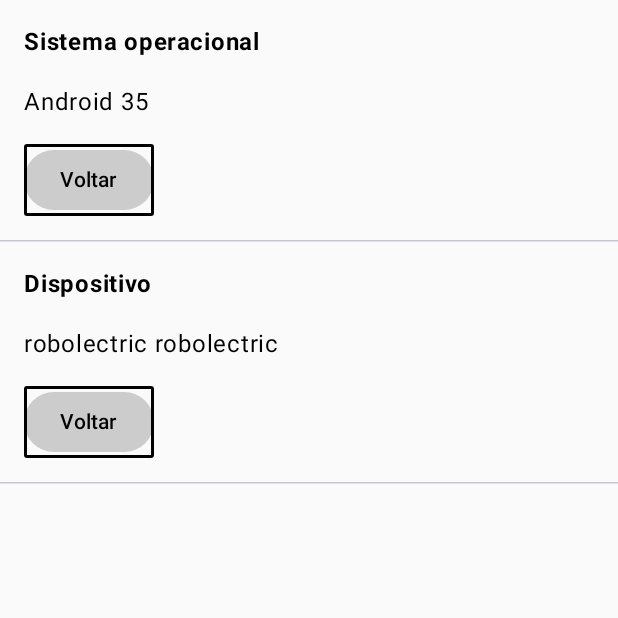
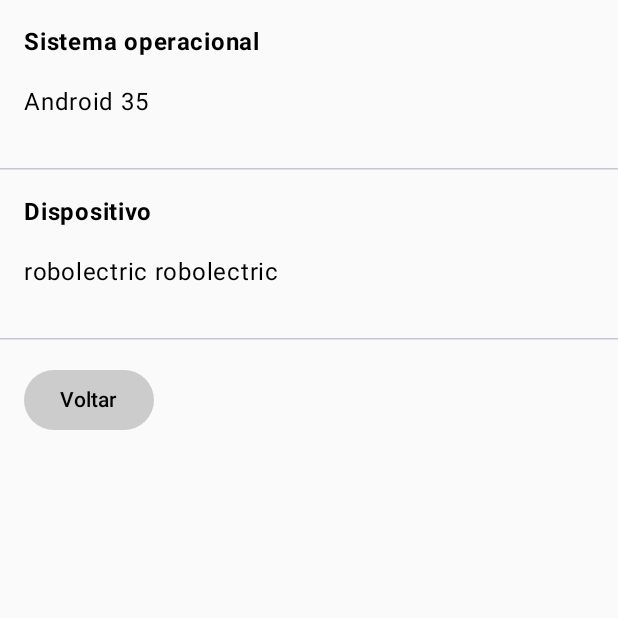
Before and after one commit to willmoreira/BreakingNews, an Android app built with Jetpack Compose: the AboutScreen screen opened through its navigation route, on a phone screen of 412 x 824 dp, the top half of it. Run offline under Robolectric (Android 15) with nearby library versions, the phone set to English and light mode, and no system bars; our stand-ins replace Compose Multiplatform resources; 3 statements that could not run were skipped.

Commit message:
implement DS component

```diff
--- a/composeApp/build.gradle.kts
+++ b/composeApp/build.gradle.kts
@@ -41,6 +41,7 @@ kotlin {
             implementation(compose.components.uiToolingPreview)
             implementation(libs.androidx.lifecycle.viewmodel)
             implementation(libs.androidx.lifecycle.runtimeCompose)
+            implementation(compose.materialIconsExtended)
 
             // Coil
             implementation(libs.landscapist.coil3)
--- a/composeApp/src/commonMain/kotlin/com/course/breakingnews/features/about/AboutScreen.kt
+++ b/composeApp/src/commonMain/kotlin/com/course/breakingnews/features/about/AboutScreen.kt
@@ -1,14 +1,15 @@
 package com.course.breakingnews.features.about
 
-import androidx.compose.foundation.border
 import androidx.compose.foundation.layout.Column
+import androidx.compose.foundation.layout.Row
 import androidx.compose.foundation.layout.Spacer
+import androidx.compose.foundation.layout.asPaddingValues
 import androidx.compose.foundation.layout.fillMaxSize
 import androidx.compose.foundation.layout.height
 import androidx.compose.foundation.layout.padding
+import androidx.compose.foundation.layout.systemBars
 import androidx.compose.foundation.lazy.LazyColumn
 import androidx.compose.foundation.lazy.items
-import androidx.compose.foundation.shape.RoundedCornerShape
 import androidx.compose.material3.Button
 import androidx.compose.material3.ButtonDefaults
 import androidx.compose.material3.HorizontalDivider
@@ -24,13 +25,35 @@ import com.course.breakingnews.platform.Platform
 fun AboutScreen(
     onBackPressed: () -> Unit
 ) {
-    LazyColumn(modifier = Modifier.fillMaxSize()) {
+    LazyColumn(
+        modifier = Modifier
+            .fillMaxSize()
+            .padding(androidx.compose.foundation.layout.WindowInsets.systemBars.asPaddingValues())
+        ) {
         items(makeItems()) { item ->
             AboutComponent(
                 title = item.first,
                 subTitle = item.second,
-                onBackPressed = onBackPressed
             )
+        }
+
+        item {
+            Row(
+                modifier = Modifier
+                    .padding(16.dp)
+            ) {
+                Button(
+                    colors = ButtonDefaults.buttonColors(
+                        containerColor =  Color.LightGray,
+                        contentColor = Color.Black
+                    ),
+                    onClick = {
+                        onBackPressed.invoke()
+                    }
+                ) {
+                    Text("Voltar")
+                }
+            }
         }
     }
 }
@@ -38,11 +61,11 @@ fun AboutScreen(
 @Composable
 private fun AboutComponent(
     title: String,
-    subTitle: String,
-    onBackPressed: () -> Unit
+    subTitle: String
 ) {
 
     Column (modifier = Modifier.padding(16.dp)) {
+
         Text(
             text = title,
             fontWeight = FontWeight.Bold,
@@ -58,22 +81,7 @@ private fun AboutComponent(
 
         Spacer(modifier = Modifier.height(16.dp))
 
-        Button(
-            colors = ButtonDefaults.buttonColors(
-                containerColor =  Color.LightGray,
-                contentColor = Color.Black
-            ),
-            onClick = {
-                onBackPressed.invoke()
-            },
-            modifier =  Modifier.border(
-                width = 2.dp,
-                color = Color.Black,
-                shape = RoundedCornerShape(2.dp)
-            )
-        ) {
-            Text("Voltar")
-        }
+
     }
 
     HorizontalDivider()
--- a/composeApp/src/commonMain/kotlin/com/course/breakingnews/features/home/HomeScreen.kt
+++ b/composeApp/src/commonMain/kotlin/com/course/breakingnews/features/home/HomeScreen.kt
@@ -1,42 +1,78 @@
 package com.course.breakingnews.features.home
 
-import androidx.compose.foundation.border
 import androidx.compose.foundation.layout.Column
-import androidx.compose.foundation.layout.Spacer
 import androidx.compose.foundation.layout.fillMaxSize
-import androidx.compose.foundation.layout.height
-import androidx.compose.foundation.shape.RoundedCornerShape
-import androidx.compose.material3.Button
-import androidx.compose.material3.ButtonDefaults
+import androidx.compose.foundation.layout.padding
+import androidx.compose.material3.Scaffold
 import androidx.compose.material3.Text
 import androidx.compose.runtime.Composable
 import androidx.compose.ui.Alignment
 import androidx.compose.ui.Modifier
 import androidx.compose.ui.graphics.Color
+import androidx.compose.ui.text.font.FontStyle
+import androidx.compose.ui.text.font.FontWeight
+import androidx.compose.ui.text.style.TextAlign
 import androidx.compose.ui.unit.dp
+import androidx.compose.ui.unit.sp
+import com.course.breakingnews.ui.card.BreakingNewsCard
+import com.course.breakingnews.ui.top.BreakingNewsTopBar
+
 
 @Composable
 fun HomeScreen(
-    navigateToAboutScreen: () -> Unit
+    navigateToAboutScreen: () -> Unit,
+    navigateToDetailsScreen: () -> Unit
 ) {
-    Column(Modifier.fillMaxSize(), horizontalAlignment = Alignment.CenterHorizontally) {
-        Spacer(modifier = Modifier.height(64.dp))
+    HomeContent(
+        navigateToAboutScreen = navigateToAboutScreen,
+        navigateToDetailsScreen = navigateToDetailsScreen
+    )
+}
 
-        Button(
-            colors = ButtonDefaults.buttonColors(
-                containerColor =  Color.LightGray,
-                contentColor = Color.Black
-            ),
-            onClick = {
-                navigateToAboutScreen.invoke()
-            },
-            modifier =  Modifier.border(
-                width = 2.dp,
-                color = Color.Black,
-                shape = RoundedCornerShape(2.dp)
-            )
-        ) {
-                Text("Navegar")
+@Composable
+fun HomeContent(
+    navigateToAboutScreen: () -> Unit,
+    navigateToDetailsScreen: () -> Unit
+) {
+
+    Scaffold(
+        modifier = Modifier.fillMaxSize(),
+        contentColor = Color.White,
+        topBar = {
+            BreakingNewsTopBar(onClick = { navigateToAboutScreen.invoke() })
+        },
+        content = {paddingValues ->
+            Column(
+                modifier = Modifier
+                    .fillMaxSize()
+                    .padding(paddingValues),
+                horizontalAlignment = Alignment.Start
+            ) {
+
+                Text(
+                    modifier = Modifier.padding(16.dp),
+                    text = "BreakingNews",
+                    fontSize = 24.sp,
+                    fontStyle = FontStyle.Normal,
+                    fontWeight = FontWeight.Bold,
+                    color = Color.Black,
+                    textAlign = TextAlign.Start
+                )
+
+                BreakingNewsCard(
+                    title = "aqui aqui aqiu",
+                    author = "William Moreira",
+                    date = "9 de abril de 2025",
+                    onClick = { navigateToDetailsScreen.invoke() }
+                )
+
+                BreakingNewsCard(
+                    title = "aqui aqui aqiu",
+                    author = "William Moreira",
+                    date = "9 de abril de 2025",
+                    onClick = { navigateToDetailsScreen.invoke() }
+                )
+            }
         }
-    }
+    )
 }
--- a/composeApp/src/commonMain/kotlin/com/course/breakingnews/navigation/main/HomeNavHost.kt
+++ b/composeApp/src/commonMain/kotlin/com/course/breakingnews/navigation/main/HomeNavHost.kt
@@ -7,6 +7,7 @@ import androidx.navigation.compose.NavHost
 import androidx.navigation.compose.composable
 import com.course.breakingnews.features.about.AboutScreen
 import com.course.breakingnews.features.home.HomeScreen
+import com.course.breakingnews.features.details.DetailsScreen
 import com.course.breakingnews.navigation.routes.HomeRoutes
 import com.course.breakingnews.navigation.routes.HomeRoutes.About
 
@@ -30,10 +31,21 @@ fun HomeNavHost(
 
         composable<HomeRoutes.Home> {
             HomeScreen(
+                navigateToDetailsScreen = {
+                    navHostController.navigate(HomeRoutes.Details)
+                },
                 navigateToAboutScreen = {
                     navHostController.navigate(About)
                 }
             )
         }
+
+        composable<HomeRoutes.Details> {
+            DetailsScreen(
+                onBackPressed = {
+                    navHostController.popBackStack()
+                }
+            )
+        }
     }
 }
--- /dev/null
+++ b/composeApp/src/commonMain/kotlin/com/course/breakingnews/ui/top/BreakingNewsTopBar.kt
@@ -0,0 +1,52 @@
+package com.course.breakingnews.ui.top
+
+import androidx.compose.foundation.Image
+import androidx.compose.foundation.clickable
+import androidx.compose.foundation.layout.Box
+import androidx.compose.foundation.layout.Row
+import androidx.compose.foundation.layout.fillMaxWidth
+import androidx.compose.foundation.layout.height
+import androidx.compose.foundation.layout.padding
+import androidx.compose.material.icons.Icons
+import androidx.compose.material.icons.filled.Settings
+import androidx.compose.material3.Icon
+import androidx.compose.runtime.Composable
+import androidx.compose.ui.Alignment
+import androidx.compose.ui.Modifier
+import androidx.compose.ui.graphics.Color
+import androidx.compose.ui.unit.dp
+import breakingnews.composeapp.generated.resources.Res
+import breakingnews.composeapp.generated.resources.breaking_news_logo
+import org.jetbrains.compose.resources.painterResource
+
+@Composable
+fun BreakingNewsTopBar(
+    modifier: Modifier = Modifier,
+    onClick: () -> Unit
+) {
+    Box(
+        modifier = modifier
+            .fillMaxWidth()
+            .padding(32.dp)
+            .height(56.dp)
+    ) {
+        Image(
+            painter = painterResource(Res.drawable.breaking_news_logo),
+            contentDescription =  null,
+            modifier = modifier.align(Alignment.Center).height(56.dp)
+        )
+
+        Row(
+            modifier = modifier
+                .padding(start = 16.dp, end = 16.dp)
+                .align(Alignment.CenterEnd)
+                .clickable { onClick.invoke() }
+        ) {
+            Icon(
+                imageVector = Icons.Filled.Settings,
+                contentDescription = null,
+                tint = Color.Black
+            )
+        }
+    }
+}
```
Also changed, not shown: composeApp/src/androidMain/kotlin/com/course/breakingnews/main/MainActivity.kt (+36 -0 lines), composeApp/src/commonMain/kotlin/com/course/breakingnews/features/details/DetailsScreen.kt (added, +58 -0 lines), composeApp/src/commonMain/kotlin/com/course/breakingnews/ui/BreakingNewsTopBar.kt (deleted, +0 -26 lines), composeApp/src/commonMain/kotlin/com/course/breakingnews/ui/card/BreakingNewsCard.kt (added, +99 -0 lines), composeApp/src/commonMain/kotlin/com/course/breakingnews/ui/content/DetailsContentSection.kt (added, +49 -0 lines), composeApp/src/commonMain/kotlin/com/course/breakingnews/ui/header/DetailsHeaderSection.kt (added, +62 -0 lines).
